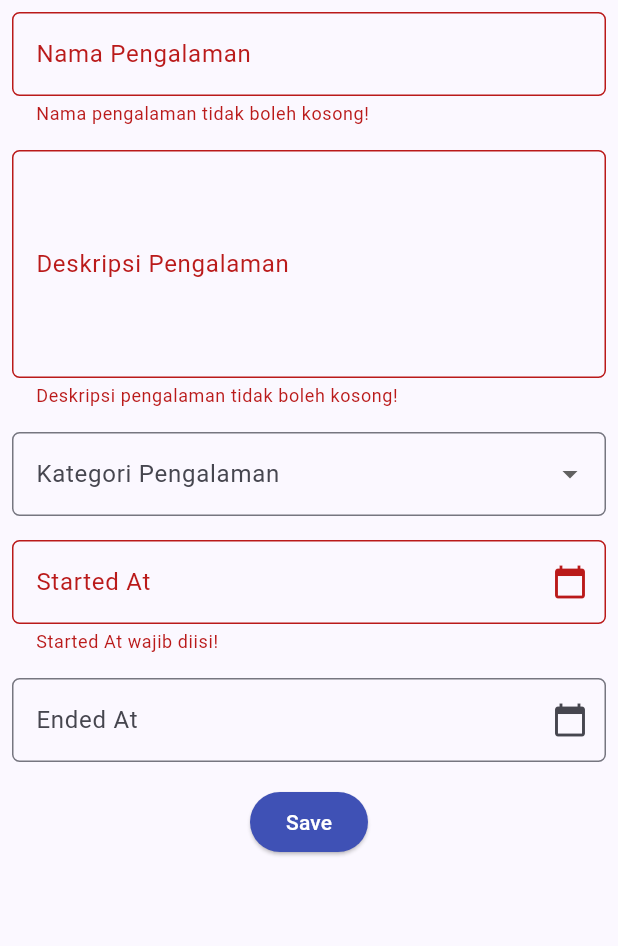
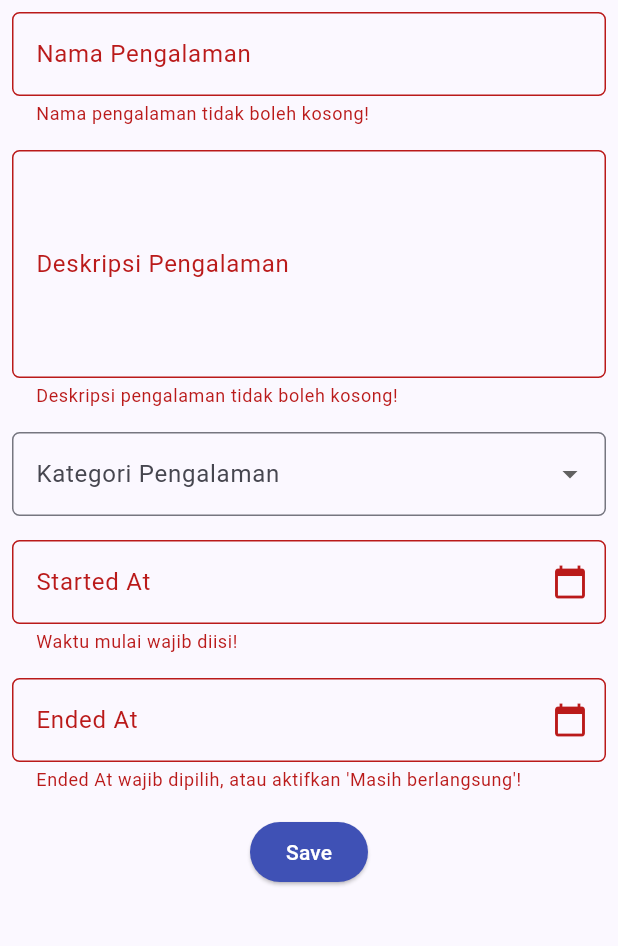
Before and after one commit to parsyarifqi/myportofolio_mobile, a Flutter app: the ExperienceFormPage screen opened directly, after a tap on "Save", on a phone screen of 412 x 824 dp, the part 84-1030 px from its top. Run offline on Flutter 3.47's test engine with Material 3 defaults, Android fonts, the phone set to English and light mode, and no system bars; our stand-ins replace material_ui.

Commit message:
fix: added validator for endDate on experience_form.dart

```diff
--- a/lib/screens/experience_form.dart
+++ b/lib/screens/experience_form.dart
@@ -137,7 +137,7 @@ class _ExperienceFormPageState extends State<ExperienceFormPage> {
                 controller: _startDateController,
                 initialDate: _startDate,
                 onPicked: (d) => setState(() => _startDate = d),
-                validator: (_) => _startDate == null ? "Started At wajib diisi!" : null,
+                validator: (_) => _startDate == null ? "Waktu mulai wajib diisi!" : null,
               ),
 
               // === End date ===
@@ -148,7 +148,13 @@ class _ExperienceFormPageState extends State<ExperienceFormPage> {
                 enabled: !_isCurrent,
                 onPicked: (d) => setState(() => _endDate = d),
                 validator: (_) {
-                  // TODO: isi validasimu sendiri
+                  if (_isCurrent) return null;
+                  if (_endDate == null) {
+                    return "Ended At wajib dipilih, atau aktifkan 'Masih berlangsung'!";
+                  }
+                  if (_startDate != null && _endDate!.isBefore(_startDate!)) {
+                    return "Waktu berakhir tidak boleh lebih awal dari waktu mulai";
+                  }
                   return null;
                 },
               ),
```
